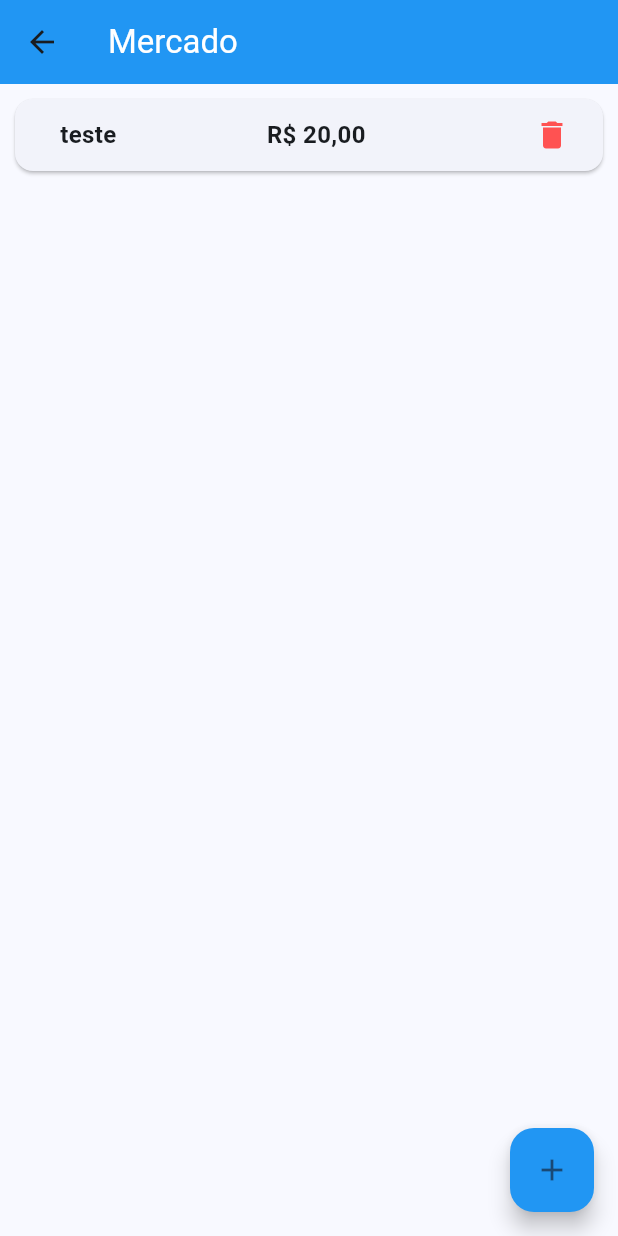
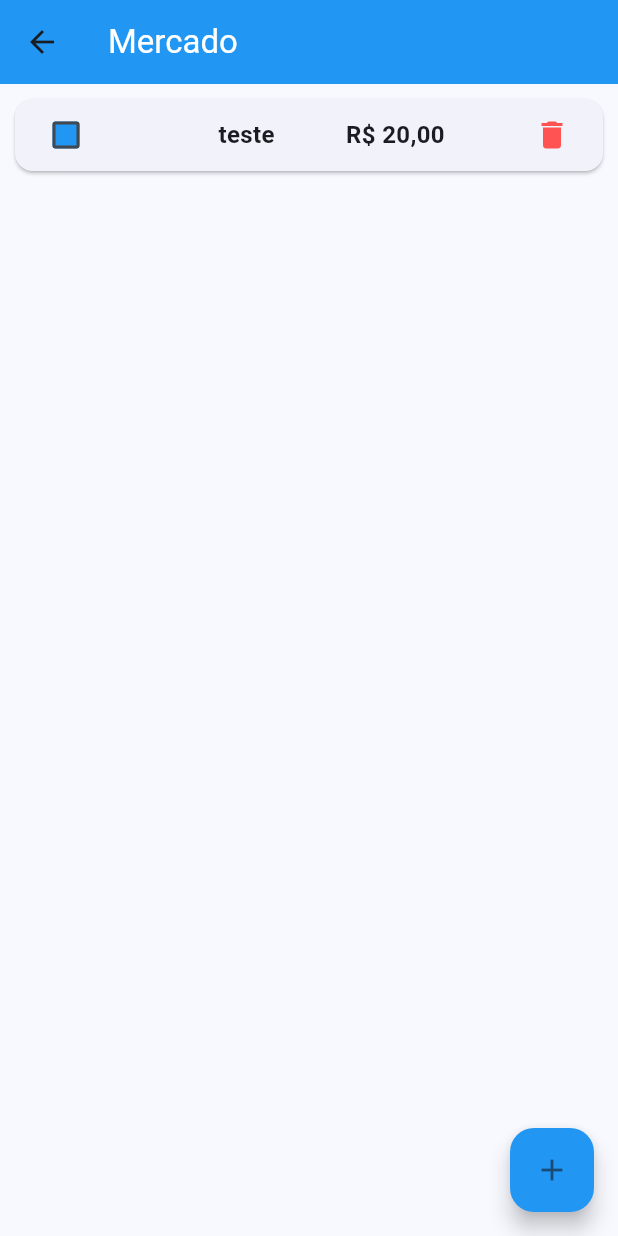
Before and after one commit to Silva-Amon/comprar_oque, a Flutter app: the screen it shows after launch, after a tap on "Mercado", on a phone screen of 412 x 824 dp. Run offline on Flutter 3.47's test engine with Material 3 defaults, Android fonts, the phone set to English and light mode, and no system bars; missing offline and left inert: confirm_dialog.

Commit message:
chore: add checkbox to item

```diff
--- a/lib/screens/ItemsList.dart
+++ b/lib/screens/ItemsList.dart
@@ -22,6 +22,14 @@ class _ItemListWidgetState extends State<ItemListWidget> {
   _deleteItem(BuyList buyList, Item item) {
     setState(() {
       buyList.items.remove(item);
+    });
+  }
+
+  _setPurchasedItem(BuyList buyList, Item item, bool? purchased) {
+    setState(() {
+      buyList.items
+          .firstWhere((existItem) => existItem.id == item.id)
+          .purchased = purchased ?? false;
     });
   }
 
@@ -64,11 +72,24 @@ class _ItemListWidgetState extends State<ItemListWidget> {
                   mainAxisAlignment: MainAxisAlignment.spaceBetween,
                   children: <Widget>[
                     Padding(
+                      padding: const EdgeInsets.only(left: 10.0, right: 10.0),
+                      child: Checkbox(
+                          checkColor: Colors.white,
+                          fillColor: MaterialStateProperty.all(Colors.blue),
+                          value: item.purchased,
+                          onChanged: (bool? purchased) =>
+                              _setPurchasedItem(buyList, item, purchased)),
+                    ),
+                    Padding(
                       padding: const EdgeInsets.only(left: 30.0, right: 10.0),
                       child: Text(item.title,
                           overflow: TextOverflow.ellipsis,
-                          style: const TextStyle(
-                              fontWeight: FontWeight.w700, fontSize: 16)),
+                          style: TextStyle(
+                              fontWeight: FontWeight.w700,
+                              fontSize: 16,
+                              decoration: item.purchased
+                                  ? TextDecoration.lineThrough
+                                  : null)),
                     ),
                     Flexible(
                       child: Text(
@@ -76,8 +97,12 @@ class _ItemListWidgetState extends State<ItemListWidget> {
                                   locale: 'pt_Br', decimalDigits: 2)
                               .format(item.price),
                           overflow: TextOverflow.ellipsis,
-                          style: const TextStyle(
-                              fontWeight: FontWeight.w700, fontSize: 16)),
+                          style: TextStyle(
+                              fontWeight: FontWeight.w700,
+                              fontSize: 16,
+                              decoration: item.purchased
+                                  ? TextDecoration.lineThrough
+                                  : null)),
                     ),
                     Padding(
                       padding: const EdgeInsets.only(left: 10.0, right: 10.0),
--- a/pubspec.yaml
+++ b/pubspec.yaml
@@ -37,6 +37,7 @@ dependencies:
   uuid: ^4.0.0
   confirm_dialog: ^1.0.2
   intl: ^0.18.1
+  material: ^1.0.0
 
 dev_dependencies:
   flutter_test:
```
Also changed, not shown: pubspec.lock.
